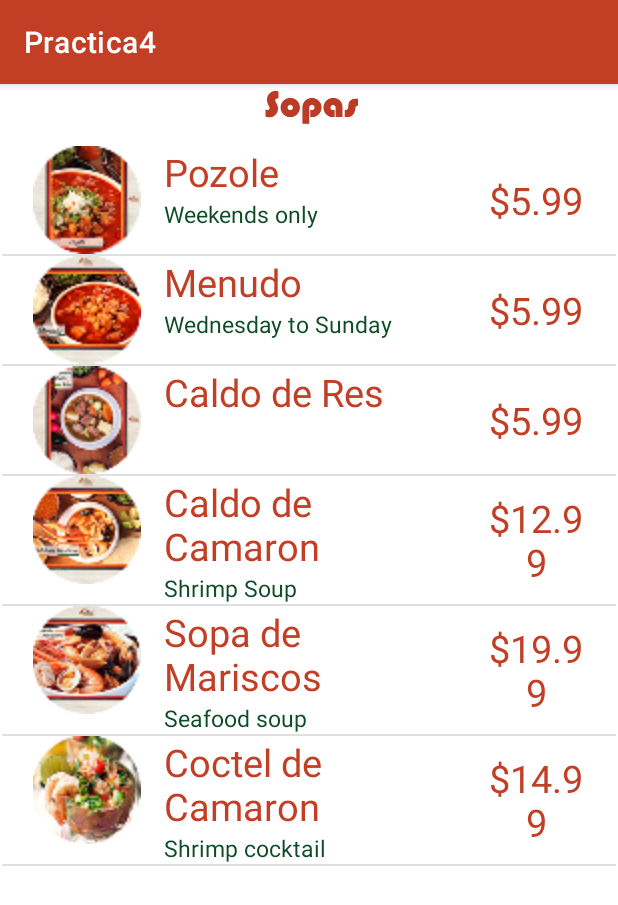
After one commit to roberto-rw/Layouts-de-Taqueria, an Android app: the SopasActivity screen opened directly, with no data from a screen before it, on a phone screen of 412 x 824 dp. The commit adds this screen. Shown: the top 905 px of the screen. Run offline under Robolectric (Android 15) with nearby library versions, the phone set to English and light mode, and no system bars.

Commit message:
Se agregaron los demas botones del menu

```diff
--- /dev/null
+++ b/app/src/main/java/potros/itson/practica4/SopasActivity.kt
@@ -0,0 +1,77 @@
+package potros.itson.practica4
+
+import android.content.Context
+import androidx.appcompat.app.AppCompatActivity
+import android.os.Bundle
+import android.view.LayoutInflater
+import android.view.View
+import android.view.ViewGroup
+import android.widget.BaseAdapter
+import android.widget.ImageView
+import android.widget.ListView
+import android.widget.TextView
+
+class SopasActivity : AppCompatActivity() {
+    var menu: ArrayList<Product> = ArrayList<Product>()
+
+    override fun onCreate(savedInstanceState: Bundle?) {
+        super.onCreate(savedInstanceState)
+        setContentView(R.layout.activity_sopas)
+
+        agregarProductos()
+
+        var listview: ListView = findViewById(R.id.listview) as ListView
+
+        var adaptador : SopasActivity.AdaptadorProductos = SopasActivity.AdaptadorProductos(this, menu)
+        listview.adapter = adaptador
+    }
+
+    fun agregarProductos(){
+        menu.add(Product("Pozole", R.drawable.pozole, "Weekends only", 5.99))
+        menu.add(Product("Menudo", R.drawable.menudo, "Wednesday to Sunday", 5.99))
+        menu.add(Product("Caldo de Res", R.drawable.caldores, "", 5.99))
+        menu.add(Product("Caldo de Camaron", R.drawable.caldocamaron, "Shrimp Soup", 12.99))
+        menu.add(Product("Sopa de Mariscos", R.drawable.sopamariscos, "Seafood soup", 19.99))
+        menu.add(Product("Coctel de Camaron", R.drawable.coctel,"Shrimp cocktail", 14.99))
+
+    }
+
+    private class AdaptadorProductos: BaseAdapter {
+        var productos= ArrayList<Product>()
+        var contexto: Context?=null
+
+        constructor(contexto: Context, productos: ArrayList<Product>){
+            this.productos=productos
+            this.contexto=contexto
+        }
+
+        override fun getCount(): Int {
+            return productos.size
+        }
+
+        override fun getItem(p0: Int): Any {
+            return productos[p0]
+        }
+
+        override fun getItemId(p0: Int): Long {
+            return p0.toLong()
+        }
+
+        override fun getView(p0: Int, p1: View?, p2: ViewGroup?): View {
+            var prod = productos[p0]
+            var inflator= LayoutInflater.from(contexto)
+            var vista = inflator.inflate(R.layout.producto_view, null)
+
+            var imagen = vista.findViewById(R.id.producto_img) as ImageView
+            var nombre = vista.findViewById(R.id.producto_nombre) as TextView
+            var desc = vista.findViewById(R.id.producto_desc) as TextView
+            var precio = vista.findViewById(R.id.producto_precio) as TextView
+
+            imagen.setImageResource(prod.image)
+            nombre.setText(prod.name)
+            desc.setText(prod.description)
+            precio.setText("$${prod.price}")
+            return vista
+        }
+    }
+}
--- a/app/src/main/res/layout/activity_menu.xml
+++ b/app/src/main/res/layout/activity_menu.xml
@@ -55,7 +55,7 @@
             android:layout_columnWeight="1"
             android:textSize="@dimen/menu_buttons_text"
             android:paddingVertical="@dimen/menu_buttons_paddings"
-            android:id="@+id/button_hot_drinks" />
+            android:id="@+id/button_especialidades" />
 
         <Button
             android:text="@string/combinaciones"
--- /dev/null
+++ b/app/src/main/res/layout/activity_sopas.xml
@@ -0,0 +1,35 @@
+<?xml version="1.0" encoding="utf-8"?>
+<androidx.constraintlayout.widget.ConstraintLayout xmlns:android="http://schemas.android.com/apk/res/android"
+    xmlns:app="http://schemas.android.com/apk/res-auto"
+    xmlns:tools="http://schemas.android.com/tools"
+    android:layout_width="match_parent"
+    android:layout_height="match_parent"
+    tools:context=".SopasActivity">
+
+    <LinearLayout
+        android:id="@+id/linearLayout4"
+        android:layout_width="0dp"
+        android:layout_height="0dp"
+        android:layout_marginStart="1dp"
+        android:layout_marginTop="1dp"
+        android:layout_marginEnd="1dp"
+        android:layout_marginBottom="1dp"
+        android:orientation="vertical"
+        app:layout_constraintBottom_toBottomOf="parent"
+        app:layout_constraintEnd_toEndOf="parent"
+        app:layout_constraintStart_toStartOf="parent"
+        app:layout_constraintTop_toTopOf="parent">
+
+        <ImageView
+            android:id="@+id/imageView5"
+            android:layout_width="match_parent"
+            android:layout_height="wrap_content"
+            app:srcCompat="@drawable/sopas" />
+
+        <ListView
+            android:id="@+id/listview"
+            android:layout_width="match_parent"
+            android:layout_height="match_parent"/>
+
+    </LinearLayout>
+</androidx.constraintlayout.widget.ConstraintLayout>
```
Also changed, not shown: app/src/main/AndroidManifest.xml (+15 -0 lines), app/src/main/java/potros/itson/practica4/BebidasActivity.kt (added, +80 -0 lines), app/src/main/java/potros/itson/practica4/CombinacionesActivity.kt (added, +78 -0 lines), app/src/main/java/potros/itson/practica4/EspecialidadesActivity.kt (added, +78 -0 lines), app/src/main/java/potros/itson/practica4/MenuActivity.kt (+32 -0 lines), app/src/main/java/potros/itson/practica4/TortasActivity.kt (added, +77 -0 lines), app/src/main/res/layout/activity_bebidas.xml (added, +35 -0 lines), app/src/main/res/layout/activity_combinaciones.xml (added, +35 -0 lines), app/src/main/res/layout/activity_especialidades.xml (added, +35 -0 lines), app/src/main/res/layout/activity_tortas.xml (added, +35 -0 lines).
